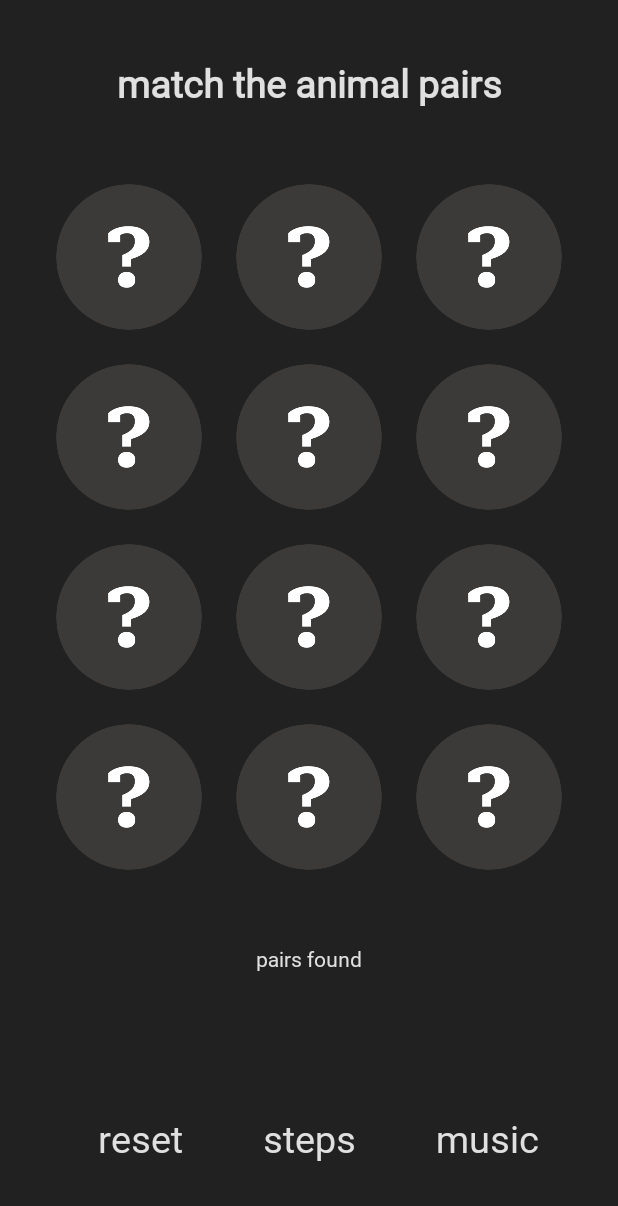
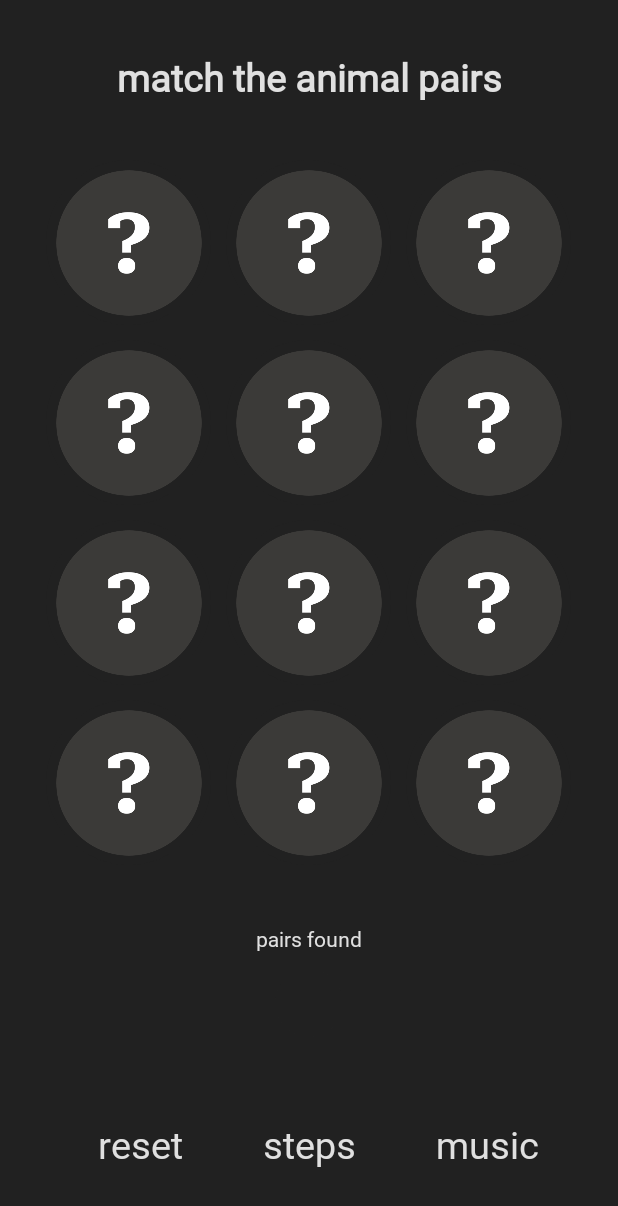
Before and after one commit to hadarshamir/Animatch, an Android app: the screen it shows after launch (MainActivity), on a phone screen of 412 x 824 dp. Shown: the top 1206 px of the screen. Run offline under Robolectric (Android 15) with nearby library versions, the phone set to English and light mode, and no system bars.

Commit message:
Fixed UI alignment

```diff
--- a/app/src/main/java/com/example/animatch/MainActivity.java
+++ b/app/src/main/java/com/example/animatch/MainActivity.java
@@ -51,7 +51,7 @@ public class MainActivity extends AppCompatActivity
     private Button              steps;
     private Button              mute;
 
-    private MediaPlayer         bgm, flip, success, shuffle;
+    private MediaPlayer         bgm, flip, success, shuffle, victory;
     private SensorManager       mSensorManager;
     private SensorEventListener mSensorListener;
 
@@ -78,13 +78,14 @@ public class MainActivity extends AppCompatActivity
         flip    = MediaPlayer.create(MainActivity.this, R.raw.flip);
         success = MediaPlayer.create(MainActivity.this, R.raw.success);
         shuffle = MediaPlayer.create(MainActivity.this, R.raw.shuffle);
+        victory = MediaPlayer.create(MainActivity.this, R.raw.victory);
         bgm.setLooping(true);
         bgm.setVolume(0.5f, 0.5f);
         bgm.start();
 
         /* Init views and buttons */
-        title       = findViewById(R.id.textView);
-        colorIcons  = findViewById(R.id.color_icons);
+        title       = findViewById(R.id.title);
+        colorIcons  = findViewById(R.id.colorMatchLayout);
         reset       = findViewById(R.id.reset);
         steps       = findViewById(R.id.steps);
         mute        = findViewById(R.id.mute);
@@ -198,8 +199,10 @@ public class MainActivity extends AppCompatActivity
             }
             if (btn.getTag().equals(buttons[i].getTag()) && pressedArray[i]) // Found a match
             {
-                success.start();
-                matchCount++;
+                if (matchCount++ != 5)
+                {
+                    success.start();
+                }
                 addColorIcon(btn);
                 pressedArray[i] = false;
                 pressedArray[index] = false;
@@ -220,6 +223,7 @@ public class MainActivity extends AppCompatActivity
         }
         else if (matchCount == 6) // Finished
         {
+            victory.start();
             title.setText(getResources().getString(R.string.victory));
             for (int i = 0; i < animalsArray.length; i++)
             {
--- a/app/src/main/res/layout/activity_main.xml
+++ b/app/src/main/res/layout/activity_main.xml
@@ -9,7 +9,7 @@
     tools:context=".MainActivity">
 
     <TextView
-        android:id="@+id/textView"
+        android:id="@+id/title"
         android:layout_width="wrap_content"
         android:layout_height="wrap_content"
         android:fontFamily="@font/roboto"
@@ -29,213 +29,180 @@
         android:layout_height="wrap_content"
         android:columnCount="3"
         android:rowCount="4"
-        app:layout_constraintTop_toBottomOf="@id/textView"
-        app:layout_constraintBottom_toTopOf="@id/bottomLayout"
+        app:layout_constraintTop_toBottomOf="@id/title"
+        app:layout_constraintBottom_toTopOf="@id/midLayout"
         app:layout_constraintStart_toStartOf="parent"
         app:layout_constraintEnd_toEndOf="parent">
 
 
         <ImageButton
             android:id="@+id/imageButton1"
+            android:contentDescription="@string/card"
             android:layout_width="120dp"
             android:layout_height="120dp"
             android:background="@drawable/color_icon"
             android:padding="10dp"
             android:scaleType="fitCenter"
             android:backgroundTint="#212121"
-            app:layout_constraintBottom_toBottomOf="parent"
-            app:layout_constraintEnd_toEndOf="parent"
-            app:layout_constraintStart_toStartOf="parent"
-            app:layout_constraintTop_toBottomOf="@+id/textView"
             android:src="@drawable/hidden"
             android:adjustViewBounds="false"/>
 
         <ImageButton
             android:id="@+id/imageButton2"
+            android:contentDescription="@string/card"
             android:layout_width="120dp"
             android:layout_height="120dp"
             android:background="@drawable/color_icon"
             android:padding="10dp"
             android:scaleType="fitCenter"
             android:backgroundTint="#212121"
-            app:layout_constraintBottom_toBottomOf="parent"
-            app:layout_constraintEnd_toEndOf="parent"
-            app:layout_constraintStart_toStartOf="parent"
-            app:layout_constraintTop_toBottomOf="@+id/textView"
             android:src="@drawable/hidden"
             android:adjustViewBounds="false"/>
 
         <ImageButton
             android:id="@+id/imageButton3"
+            android:contentDescription="@string/card"
             android:layout_width="120dp"
             android:layout_height="120dp"
             android:background="@drawable/color_icon"
             android:padding="10dp"
             android:scaleType="fitCenter"
             android:backgroundTint="#212121"
-            app:layout_constraintBottom_toBottomOf="parent"
-            app:layout_constraintEnd_toEndOf="parent"
-            app:layout_constraintStart_toStartOf="parent"
-            app:layout_constraintTop_toBottomOf="@+id/textView"
             android:src="@drawable/hidden"
             android:adjustViewBounds="false"/>
 
         <ImageButton
             android:id="@+id/imageButton4"
+            android:contentDescription="@string/card"
             android:layout_width="120dp"
             android:layout_height="120dp"
             android:background="@drawable/color_icon"
             android:padding="10dp"
             android:scaleType="fitCenter"
             android:backgroundTint="#212121"
-            app:layout_constraintBottom_toBottomOf="parent"
-            app:layout_constraintEnd_toEndOf="parent"
-            app:layout_constraintStart_toStartOf="parent"
-            app:layout_constraintTop_toBottomOf="@+id/textView"
             android:src="@drawable/hidden"
             android:adjustViewBounds="false"/>
 
         <ImageButton
             android:id="@+id/imageButton5"
+            android:contentDescription="@string/card"
             android:layout_width="120dp"
             android:layout_height="120dp"
             android:background="@drawable/color_icon"
             android:padding="10dp"
             android:scaleType="fitCenter"
             android:backgroundTint="#212121"
-            app:layout_constraintBottom_toBottomOf="parent"
-            app:layout_constraintEnd_toEndOf="parent"
-            app:layout_constraintStart_toStartOf="parent"
-            app:layout_constraintTop_toBottomOf="@+id/textView"
             android:src="@drawable/hidden"
             android:adjustViewBounds="false"/>
 
         <ImageButton
             android:id="@+id/imageButton6"
+            android:contentDescription="@string/card"
             android:layout_width="120dp"
             android:layout_height="120dp"
             android:background="@drawable/color_icon"
             android:padding="10dp"
             android:scaleType="fitCenter"
             android:backgroundTint="#212121"
-            app:layout_constraintBottom_toBottomOf="parent"
-            app:layout_constraintEnd_toEndOf="parent"
-            app:layout_constraintStart_toStartOf="parent"
-            app:layout_constraintTop_toBottomOf="@+id/textView"
             android:src="@drawable/hidden"
             android:adjustViewBounds="false"/>
 
         <ImageButton
             android:id="@+id/imageButton7"
+            android:contentDescription="@string/card"
             android:layout_width="120dp"
             android:layout_height="120dp"
             android:background="@drawable/color_icon"
             android:padding="10dp"
             android:scaleType="fitCenter"
             android:backgroundTint="#212121"
-            app:layout_constraintBottom_toBottomOf="parent"
-            app:layout_constraintEnd_toEndOf="parent"
-            app:layout_constraintStart_toStartOf="parent"
-            app:layout_constraintTop_toBottomOf="@+id/textView"
             android:src="@drawable/hidden"
             android:adjustViewBounds="false"/>
 
         <ImageButton
             android:id="@+id/imageButton8"
+            android:contentDescription="@string/card"
             android:layout_width="120dp"
             android:layout_height="120dp"
             android:background="@drawable/color_icon"
             android:padding="10dp"
             android:scaleType="fitCenter"
             android:backgroundTint="#212121"
-            app:layout_constraintBottom_toBottomOf="parent"
-            app:layout_constraintEnd_toEndOf="parent"
-            app:layout_constraintStart_toStartOf="parent"
-            app:layout_constraintTop_toBottomOf="@+id/textView"
             android:src="@drawable/hidden"
             android:adjustViewBounds="false"/>
 
         <ImageButton
             android:id="@+id/imageButton9"
+            android:contentDescription="@string/card"
             android:layout_width="120dp"
             android:layout_height="120dp"
             android:background="@drawable/color_icon"
             android:padding="10dp"
             android:scaleType="fitCenter"
             android:backgroundTint="#212121"
-            app:layout_constraintBottom_toBottomOf="parent"
-            app:layout_constraintEnd_toEndOf="parent"
-            app:layout_constraintStart_toStartOf="parent"
-            app:layout_constraintTop_toBottomOf="@+id/textView"
             android:src="@drawable/hidden"
             android:adjustViewBounds="false"/>
 
         <ImageButton
             android:id="@+id/imageButton10"
+            android:contentDescription="@string/card"
             android:layout_width="120dp"
             android:layout_height="120dp"
             android:background="@drawable/color_icon"
             android:padding="10dp"
             android:scaleType="fitCenter"
             android:backgroundTint="#212121"
-            app:layout_constraintBottom_toBottomOf="parent"
-            app:layout_constraintEnd_toEndOf="parent"
-            app:layout_constraintStart_toStartOf="parent"
-            app:layout_constraintTop_toBottomOf="@+id/textView"
             android:src="@drawable/hidden"
             android:adjustViewBounds="false"/>
 
         <ImageButton
             android:id="@+id/imageButton11"
+            android:contentDescription="@string/card"
             android:layout_width="120dp"
             android:layout_height="120dp"
             android:background="@drawable/color_icon"
             android:padding="10dp"
             android:scaleType="fitCenter"
             android:backgroundTint="#212121"
-            app:layout_constraintBottom_toBottomOf="parent"
-            app:layout_constraintEnd_toEndOf="parent"
-            app:layout_constraintStart_toStartOf="parent"
-            app:layout_constraintTop_toBottomOf="@+id/textView"
             android:src="@drawable/hidden"
             android:adjustViewBounds="false"/>
 
         <ImageButton
             android:id="@+id/imageButton12"
+            android:contentDescription="@string/card"
             android:layout_width="120dp"
             android:layout_height="120dp"
             android:background="@drawable/color_icon"
             android:padding="10dp"
             android:scaleType="fitCenter"
             android:backgroundTint="#212121"
-            app:layout_constraintBottom_toBottomOf="parent"
-            app:layout_constraintEnd_toEndOf="parent"
-            app:layout_constraintStart_toStartOf="parent"
-            app:layout_constraintTop_toBottomOf="@+id/textView"
             android:src="@drawable/hidden"
             android:adjustViewBounds="false"/>
-
     </GridLayout>
 
     <LinearLayout
-        android:id="@+id/bottomLayout"
-        android:layout_width="match_parent"
+        android:id="@+id/midLayout"
+        android:layout_width="wrap_content"
         android:layout_height="wrap_content"
+        android:orientation="vertical"
         android:gravity="center"
-        android:orientation="vertical"
-        app:layout_constraintBaseline_toBottomOf="parent"
-        app:layout_constraintBottom_toBottomOf="parent"
-        app:layout_constraintEnd_toEndOf="parent"
+        app:layout_constraintTop_toBottomOf="@id/grid"
+        app:layout_constraintBottom_toTopOf="@id/bottomLayout"
         app:layout_constraintStart_toStartOf="parent"
-        app:layout_constraintTop_toBottomOf="@id/grid">
+        app:layout_constraintEnd_toEndOf="parent">
 
         <TextView
-            android:id="@+id/colorMatches"
+            android:id="@+id/pairsFound"
             android:layout_width="wrap_content"
             android:layout_height="wrap_content"
             android:fontFamily="@font/roboto"
             android:text="@string/pairs_found"
-            android:textColor="#e0e0e0"></TextView>
+            android:textColor="#e0e0e0"
+            app:layout_constraintTop_toBottomOf="@id/grid"
+            app:layout_constraintBottom_toTopOf="@id/colorMatchLayout"
+            app:layout_constraintStart_toStartOf="parent"
+            app:layout_constraintEnd_toEndOf="parent">
+        </TextView>
 
         <LinearLayout
             android:id="@+id/colorMatchLayout"
@@ -243,34 +210,19 @@
             android:layout_height="wrap_content"
             android:layout_gravity="center"
             android:orientation="horizontal">
-
-            <LinearLayout
-                android:id="@+id/color_icons"
-                android:layout_width="wrap_content"
-                android:layout_height="wrap_content"
-                android:orientation="horizontal">
-
-                <TextView
-                    android:layout_width="wrap_content"
-                    android:layout_height="wrap_content"
-                    android:fontFamily="@font/roboto"
-                    android:text=""
-                    android:textColor="#e0e0e0"></TextView>
-
         </LinearLayout>
 
     </LinearLayout>
 
     <LinearLayout
-            android:id="@+id/controls"
+        android:id="@+id/bottomLayout"
         android:layout_width="match_parent"
         android:layout_height="wrap_content"
-            android:layout_marginTop="16dp"
         android:orientation="horizontal"
+        app:layout_constraintTop_toBottomOf="@id/midLayout"
         app:layout_constraintBottom_toBottomOf="parent"
         app:layout_constraintEnd_toEndOf="parent"
-            app:layout_constraintStart_toStartOf="parent"
-            app:layout_constraintTop_toBottomOf="parent">
+        app:layout_constraintStart_toStartOf="parent">
 
         <Button
             android:id="@+id/reset"
@@ -300,7 +252,8 @@
             android:text="@string/steps"
             android:textAllCaps="false"
             android:textColor="#e0e0e0"
-                android:textSize="25sp"></Button>
+            android:textSize="25sp">
+        </Button>
 
         <Button
             android:id="@+id/mute"
@@ -320,6 +273,20 @@
 
     </LinearLayout>
 
-    </LinearLayout>
+
+<!--    <LinearLayout
+        android:id="@+id/bottomLayout"
+        android:layout_width="match_parent"
+        android:layout_height="wrap_content"
+        android:gravity="center"
+        android:orientation="vertical"
+        app:layout_constraintBaseline_toBottomOf="parent"
+        app:layout_constraintBottom_toBottomOf="parent"
+        app:layout_constraintEnd_toEndOf="parent"
+        app:layout_constraintStart_toStartOf="parent"
+        app:layout_constraintTop_toBottomOf="@id/colorMatchLayout">
+
+
+    </LinearLayout>-->
 
 </androidx.constraintlayout.widget.ConstraintLayout>
```
Also changed, not shown: 1 other file. Lines whose indentation alone changed are shown as unchanged.
